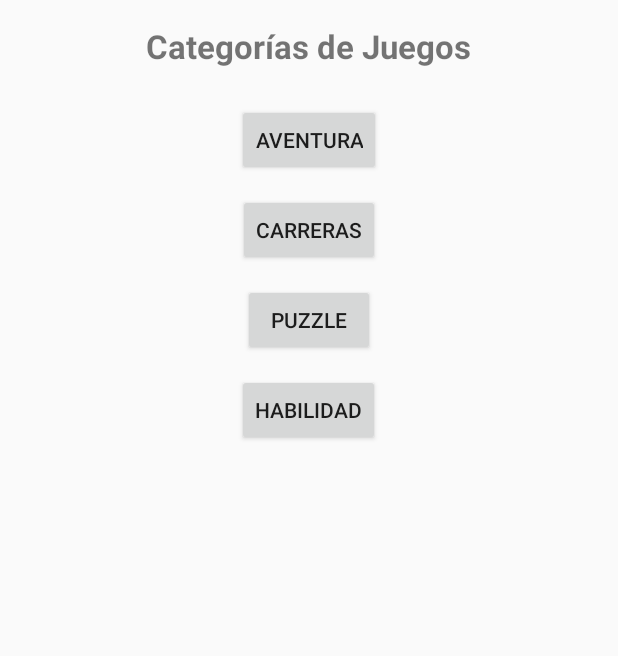
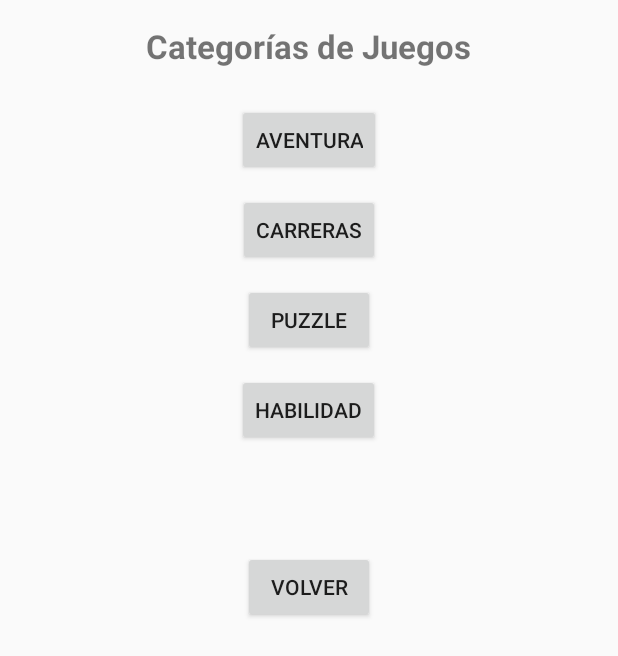
Before and after one commit to enzo078/PlayLand, an Android app built with Jetpack Compose: the CategoriaActivity screen opened directly, with no data from a screen before it, on a phone screen of 412 x 824 dp. Shown: the top 656 px of the screen. Run offline under Robolectric (Android 15) with nearby library versions, the phone set to English and light mode, and no system bars.

Commit message:
Agregado de boton volver

```diff
--- a/app/src/main/java/com/example/playland/CategoriaActivity.kt
+++ b/app/src/main/java/com/example/playland/CategoriaActivity.kt
@@ -14,6 +14,7 @@ class CategoriaActivity : AppCompatActivity() {
         val btnCarreras = findViewById<Button>(R.id.btnCarreras)
         val btnPuzzle = findViewById<Button>(R.id.btnPuzzle)
         val btnHabilidad = findViewById<Button>(R.id.btnHabilidad)
+        val btnVolver = findViewById<Button>(R.id.btnVolver)
 
         btnAventura.setOnClickListener {
             startActivity(Intent(this, JuegosAventuraActivity::class.java))
@@ -30,5 +31,9 @@ class CategoriaActivity : AppCompatActivity() {
         btnHabilidad.setOnClickListener {
             startActivity(Intent(this, JuegosHabilidadActivity::class.java))
         }
+
+        btnVolver.setOnClickListener {
+            finish() //
+        }
     }
 }
--- a/app/src/main/res/layout/activity_categoria.xml
+++ b/app/src/main/res/layout/activity_categoria.xml
@@ -41,4 +41,12 @@
         android:text="Habilidad"
         android:layout_width="wrap_content"
         android:layout_height="wrap_content"/>
+
+    <Button
+        android:id="@+id/btnVolver"
+        android:text="Volver"
+        android:layout_width="wrap_content"
+        android:layout_height="wrap_content"
+        android:layout_marginTop="70dp"/>
+
 </LinearLayout>
```
